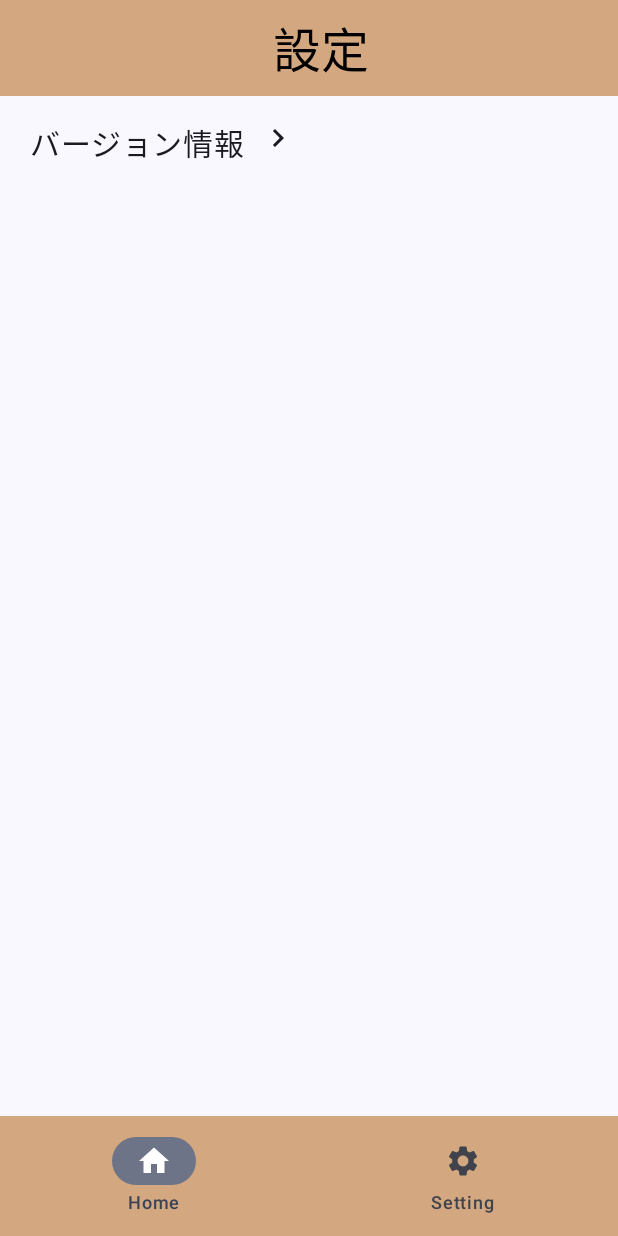
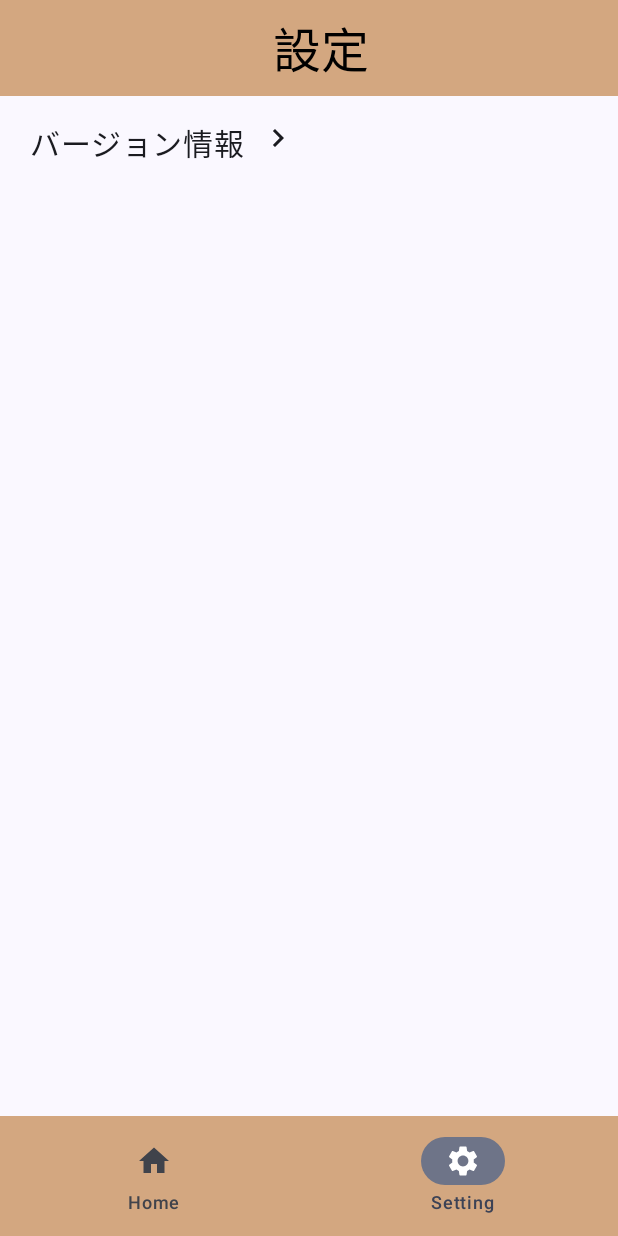
Before and after one commit to coffee-bonfire/CoffeeBook, an Android app built with Jetpack Compose: the screen it shows after launch (MainActivity), item 2 of the bottom bar chosen, on a phone screen of 412 x 824 dp. Run offline under Robolectric (Android 15) with nearby library versions, the phone set to English and light mode, and no system bars; our stand-ins replace Dagger/Hilt's generated code, Room's generated code; libraries missing offline, so code that uses them is left out: com.google.android.gms.

Commit message:
:bug: ナビゲーションのバグを修正

```diff
--- a/app/src/main/AndroidManifest.xml
+++ b/app/src/main/AndroidManifest.xml
@@ -12,7 +12,9 @@
         android:roundIcon="@mipmap/ic_launcher_round"
         android:supportsRtl="true"
         android:theme="@style/Theme.CoffeeBooksApp"
-        tools:targetApi="31">
+        tools:targetApi="tiramisu"
+        android:enableOnBackInvokedCallback="true"
+        >
         <activity
             android:name=".MainActivity"
             android:exported="true"
--- a/app/src/main/java/com/dandanbiyori/coffeebooksapp/components/BottomNavigationBar.kt
+++ b/app/src/main/java/com/dandanbiyori/coffeebooksapp/components/BottomNavigationBar.kt
@@ -11,6 +11,7 @@ import androidx.compose.runtime.remember
 import androidx.compose.runtime.setValue
 import androidx.compose.ui.graphics.Color
 import androidx.navigation.NavController
+import androidx.navigation.compose.currentBackStackEntryAsState
 import com.dandanbiyori.coffeebooksapp.NavigationItem
 
 @Composable
@@ -23,10 +24,13 @@ fun BottomNavigationBar(
         NavigationItem.Setting,
     )
     var selectedItem by remember { mutableStateOf(0) }
-    var currentRoute by remember { mutableStateOf(NavigationItem.Home.route) }
+    val navBackStackEntry by navController.currentBackStackEntryAsState()
+    // 現在のルートが変更されるたびに、selectedItemとcurrentRouteが適切に更新する
+    val currentRoute = navBackStackEntry?.destination?.route ?: NavigationItem.Home.route
 
     items.forEachIndexed { index, navigationItem ->
-        if (navigationItem.route == currentRoute) {
+        val isSelected = navigationItem.route == currentRoute
+        if (isSelected) {
             selectedItem = index
         }
     }
@@ -43,7 +47,6 @@ fun BottomNavigationBar(
                 selected = selectedItem == index,
                 onClick = {
                     selectedItem = index
-                    currentRoute = item.route
                     navController.navigate(item.route) {
                         navController.graph.startDestinationRoute?.let { route ->
                             popUpTo(route) {
```
